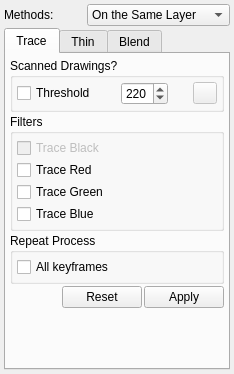
pencil2d/pencil, file app/ui/bitmapcoloringwidget.ui: the form before one commit.
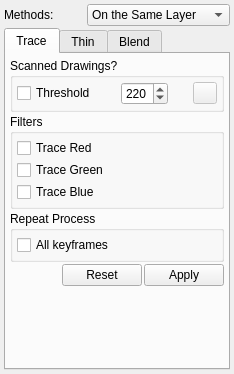
The form after the commit. Icons and pictures are not drawn.

Commit message: Removed Black from filters

What changed in the file:
```diff
--- a/app/ui/bitmapcoloringwidget.ui
+++ b/app/ui/bitmapcoloringwidget.ui
@@ -200,43 +200,6 @@
           <property name="bottomMargin">
            <number>4</number>
           </property>
-          <item>
-           <layout class="QHBoxLayout" name="hlTraceBlack">
-            <item>
-             <widget class="QCheckBox" name="cb2TraceBlack">
-              <property name="enabled">
-               <bool>false</bool>
-              </property>
-              <property name="text">
-               <string>Trace Black</string>
-              </property>
-             </widget>
-            </item>
-            <item>
-             <spacer name="horizontalSpacer_2">
-              <property name="orientation">
-               <enum>Qt::Horizontal</enum>
-              </property>
-              <property name="sizeHint" stdset="0">
-               <size>
-                <width>40</width>
-                <height>20</height>
-               </size>
-              </property>
-             </spacer>
-            </item>
-            <item>
-             <widget class="QLabel" name="lab2TraceBlack">
-              <property name="text">
-               <string/>
-              </property>
-              <property name="pixmap">
-               <pixmap resource="../data/app.qrc">:/icons/black.png</pixmap>
-              </property>
-             </widget>
-            </item>
-           </layout>
-          </item>
           <item>
            <layout class="QHBoxLayout" name="hlTraceRed">
             <item>
```
Left out of the diff: 74 changed lines with no effect on the pictures. The commit also changes 2 other files.
